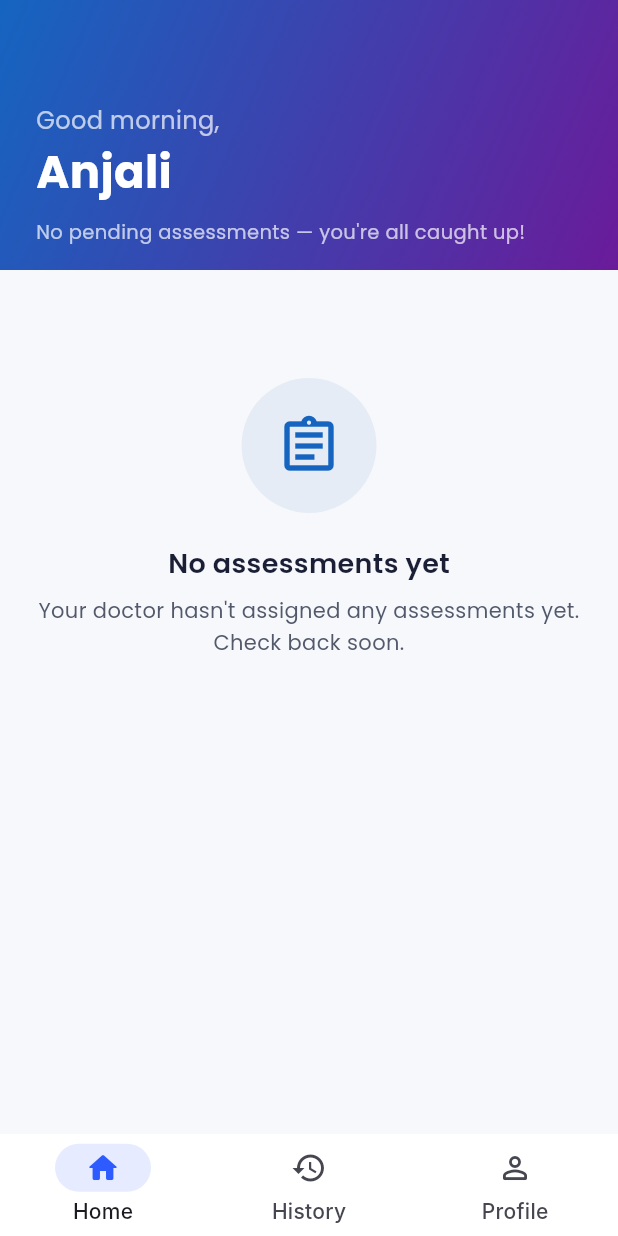
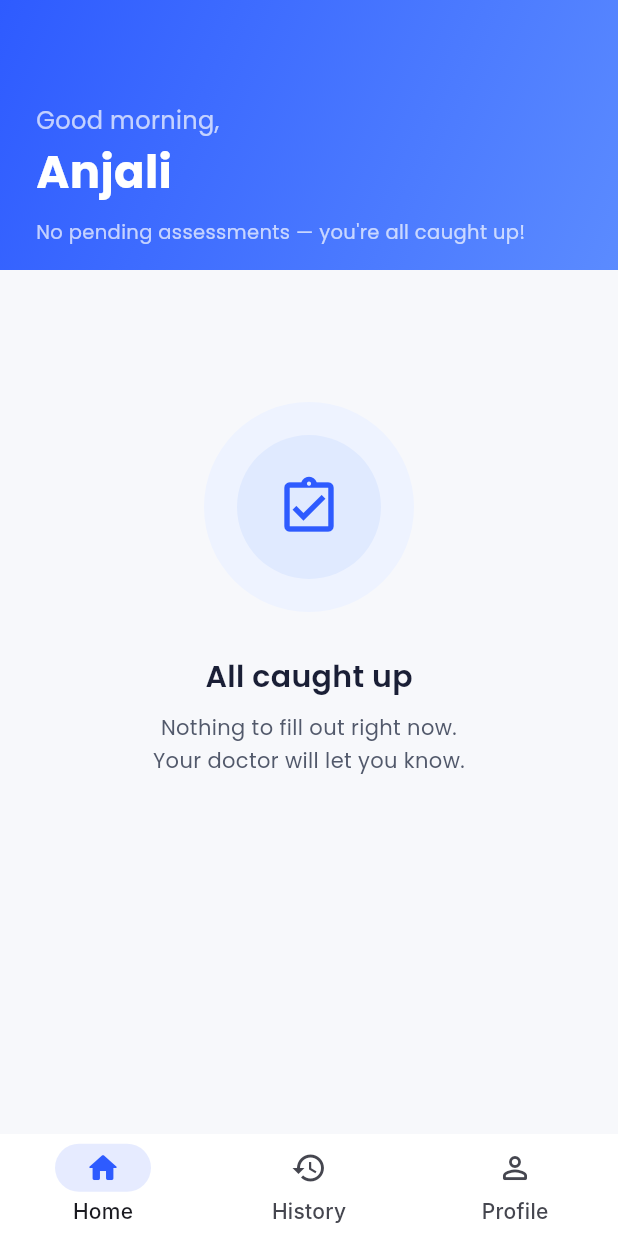
Before and after one commit to omprxkash/flutter-app-hci, a Flutter app: the screen it shows after launch, after a tap on "I'm a patient", after a tap on "AD", on a phone screen of 412 x 824 dp. Run offline on Flutter 3.47's test engine with Material 3 defaults, Android fonts, the phone set to English and light mode, and no system bars; our stand-ins replace cloud_firestore, equatable, firebase_auth, firebase_core, flutter_riverpod, go_router and 2 more; accounts and stored records are empty; Roboto replaces fonts that are missing (Inter).

Commit message:
Polish UI, fix CI, rewrite README - Fix CI: bump Flutter to 3.35.x so flutter_lints 6 constraint is met - Dashboard: softer card header, yellow dot instead of warning border on review cards - Patient home: lighter blue gradient, cleaner pending card, refined empty state - Quiz result: severity scale bar with score marker tick, friendlier info text - README: product walkthrough explaining the doctor→patient→quiz flow, seed data table, data storage, OTP demo mode callout, roadmap - Remove NOTES.md (content covered by README and docs/)

```diff
--- a/lib/features/patient/presentation/screens/patient_home_screen.dart
+++ b/lib/features/patient/presentation/screens/patient_home_screen.dart
@@ -17,7 +17,7 @@ class PatientHomeScreen extends ConsumerWidget {
   static const LinearGradient _gradient = LinearGradient(
     begin: Alignment.topLeft,
     end: Alignment.bottomRight,
-    colors: [Color(0xFF1565C0), Color(0xFF6A1B9A)],
+    colors: [Color(0xFF2E5BFF), Color(0xFF5B8BFF)],
   );
 
   String _greeting() {
@@ -62,7 +62,7 @@ class PatientHomeScreen extends ConsumerWidget {
                     expandedHeight: 180,
                     pinned: true,
                     automaticallyImplyLeading: false,
-                    backgroundColor: const Color(0xFF1565C0),
+                    backgroundColor: const Color(0xFF2E5BFF),
                     flexibleSpace: FlexibleSpaceBar(
                       background: Container(
                         decoration: const BoxDecoration(gradient: _gradient),
@@ -156,39 +156,52 @@ class _EmptyState extends StatelessWidget {
   @override
   Widget build(BuildContext context) {
     return Padding(
-      padding: const EdgeInsets.only(top: 48),
+      padding: const EdgeInsets.only(top: 64),
       child: Column(
         children: <Widget>[
+          Stack(
+            alignment: Alignment.center,
+            children: <Widget>[
               Container(
-            width: 90,
-            height: 90,
-            decoration: BoxDecoration(
+                width: 140,
+                height: 140,
+                decoration: const BoxDecoration(
                   shape: BoxShape.circle,
-              color: const Color(0xFF1565C0).withOpacity(0.08),
+                  color: Color(0xFFEEF3FF),
+                ),
+              ),
+              Container(
+                width: 96,
+                height: 96,
+                decoration: const BoxDecoration(
+                  shape: BoxShape.circle,
+                  color: Color(0xFFE0EAFF),
                 ),
                 child: const Icon(
-              Icons.assignment_outlined,
+                  Icons.assignment_turned_in_outlined,
                   size: 44,
-              color: Color(0xFF1565C0),
+                  color: Color(0xFF2E5BFF),
                 ),
               ),
-          const SizedBox(height: 20),
+            ],
+          ),
+          const SizedBox(height: 28),
           Text(
-            'No assessments yet',
+            'All caught up',
             style: GoogleFonts.poppins(
-              fontSize: 18,
+              fontSize: 20,
               fontWeight: FontWeight.w600,
               color: const Color(0xFF1A1F36),
             ),
           ),
           const SizedBox(height: 8),
           Text(
-            'Your doctor hasn\'t assigned any assessments yet.\nCheck back soon.',
+            'Nothing to fill out right now.\nYour doctor will let you know.',
             textAlign: TextAlign.center,
             style: GoogleFonts.poppins(
               fontSize: 14,
               color: const Color(0xFF52596B),
-              height: 1.5,
+              height: 1.55,
             ),
           ),
         ],
@@ -246,17 +259,23 @@ class _PendingCard extends StatelessWidget {
   @override
   Widget build(BuildContext context) {
     final bool overdue = assignment.isOverdue;
-    final Color accent = overdue ? AppColors.danger : const Color(0xFF1565C0);
+    final Color accent = overdue ? AppColors.danger : const Color(0xFF2E5BFF);
 
     return Material(
       borderRadius: BorderRadius.circular(18),
-      elevation: 2,
-      shadowColor: accent.withOpacity(0.15),
+      elevation: 0,
       child: Container(
         decoration: BoxDecoration(
           borderRadius: BorderRadius.circular(18),
           color: Colors.white,
-          border: Border.all(color: accent.withOpacity(0.3), width: 1.5),
+          border: Border.all(color: const Color(0xFFE3E6EE)),
+          boxShadow: <BoxShadow>[
+            BoxShadow(
+              color: Colors.black.withValues(alpha: 0.04),
+              blurRadius: 10,
+              offset: const Offset(0, 4),
+            ),
+          ],
         ),
         padding: const EdgeInsets.all(18),
         child: Column(
```
Also changed, not shown: lib/features/doctor/presentation/screens/doctor_dashboard_screen.dart (+49 -18 lines), lib/features/quiz/presentation/screens/quiz_result_screen.dart (+92 -2 lines), 3 other files. Lines whose indentation alone changed are shown as unchanged.
